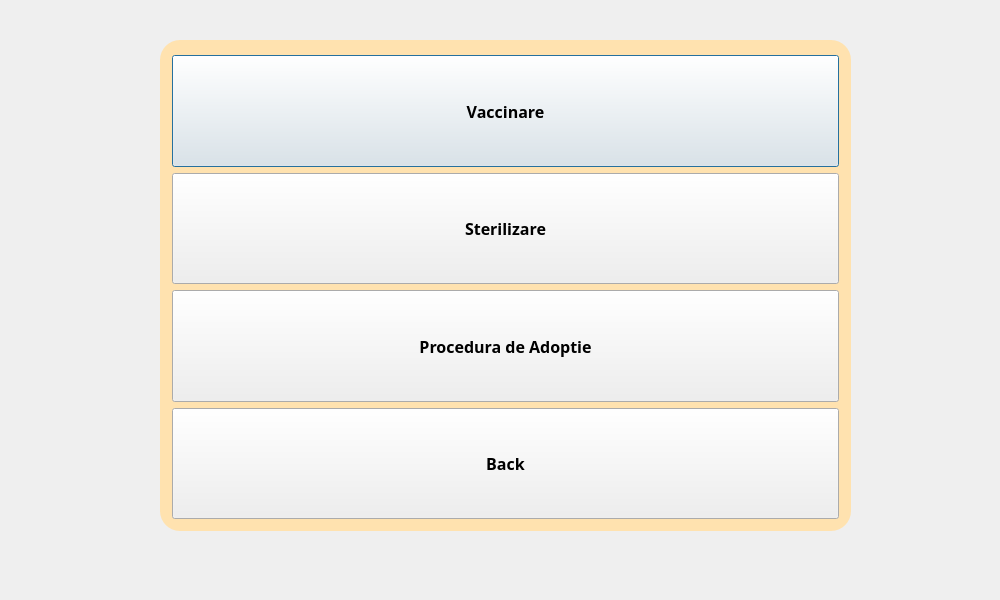
First picture: the form in informationsmenu.ui, repository ericktudor/ASPA, before the edit.
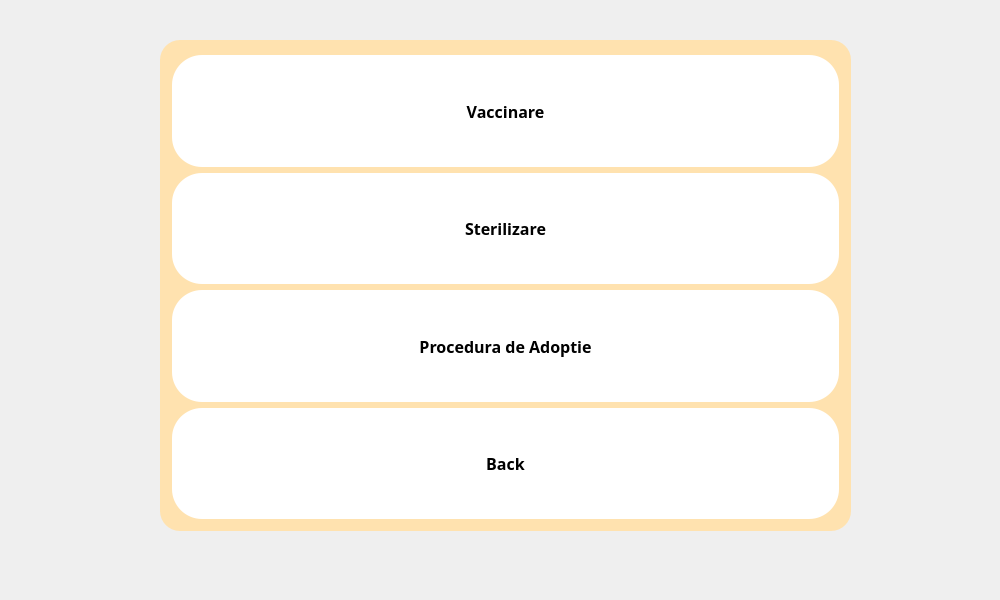
Second picture: the form after the edit. Icons and pictures are not drawn.

Patch:
```diff
--- a/informationsmenu.ui
+++ b/informationsmenu.ui
@@ -53,11 +53,9 @@
        </font>
       </property>
       <property name="styleSheet">
-       <string notr="true">pushButton{
-
-	background-color: rgb(188, 142, 85);
-	border-color: rgb(255, 182, 133);
-
+       <string notr="true">#pushButton_4{
+	background-color: rgb(255, 255, 255);
+border-radius:30px;
 }</string>
       </property>
       <property name="text">
@@ -80,6 +78,12 @@
         <bold>true</bold>
        </font>
       </property>
+      <property name="styleSheet">
+       <string notr="true">#pushButton_2{
+	background-color: rgb(255, 255, 255);
+border-radius:30px;
+}</string>
+      </property>
       <property name="text">
        <string>Sterilizare</string>
       </property>
@@ -100,6 +104,12 @@
         <bold>true</bold>
        </font>
       </property>
+      <property name="styleSheet">
+       <string notr="true">#pushButton_3{
+	background-color: rgb(255, 255, 255);
+border-radius:30px;
+}</string>
+      </property>
       <property name="text">
        <string>Procedura de Adoptie</string>
       </property>
@@ -121,8 +131,9 @@
        </font>
       </property>
       <property name="styleSheet">
-       <string notr="true">pushButton_4{
-border-radius:40px;
+       <string notr="true">#pushButton{
+	background-color: rgb(255, 255, 255);
+border-radius:30px;
 }</string>
       </property>
       <property name="text">
```
